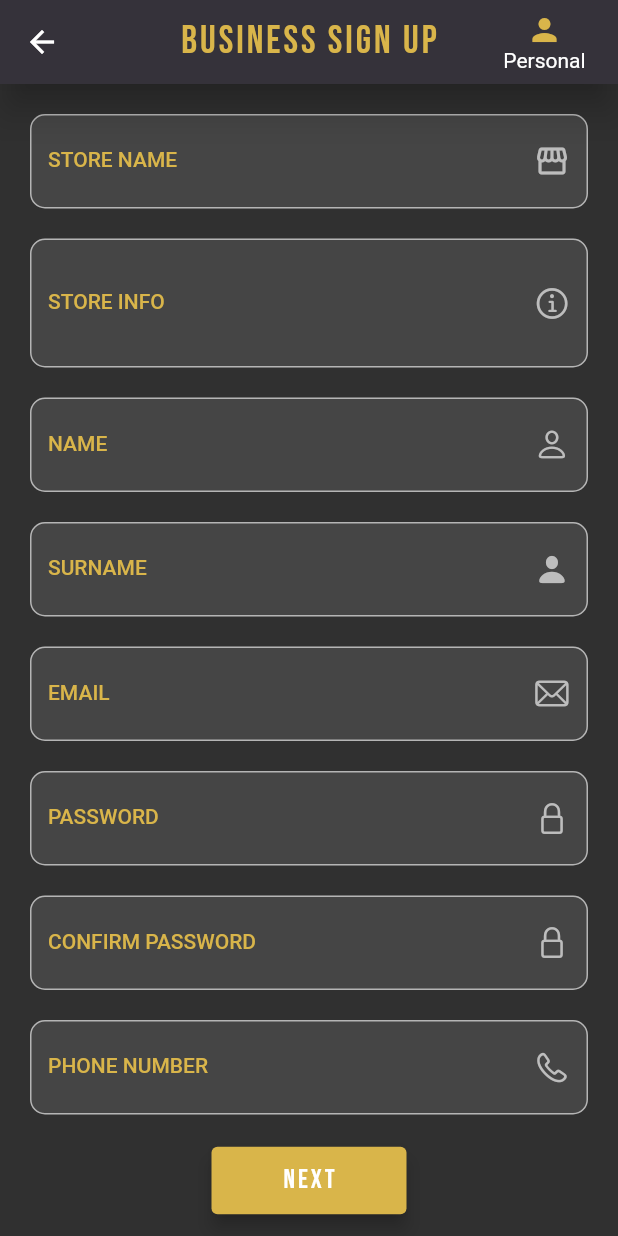
After one commit to Enstrurent/mobile-app, a Flutter app: the SignUpView screen opened by its route, after a tap on "CONFIRM", after a tap on "Business", on a phone screen of 412 x 824 dp. The commit adds this screen. Run offline on Flutter 3.47's test engine with Material 2 defaults, Android fonts, the phone set to English and light mode, and no system bars; our stand-ins replace dio, flutter_secure_storage, flutter_spinkit, get, get_storage; accounts and stored records are empty.

Commit message:
Sign up completed. Product view and drawer added.

```diff
--- a/lib/app.dart
+++ b/lib/app.dart
@@ -1,16 +1,33 @@
-import 'package:enstrurent/pages/home.dart';
+import 'package:enstrurent/config/themes.dart';
+import 'package:enstrurent/pages/client/home/home_view.dart';
+import 'package:enstrurent/pages/guest/home/home_view.dart';
+import 'package:enstrurent/pages/guest/home/home_bindings.dart';
+import 'package:enstrurent/pages/loading/loading_view.dart';
+import 'package:enstrurent/pages/login/login_view.dart';
+import 'package:enstrurent/config/ui_translations.dart';
+import 'package:enstrurent/pages/renter/home/home_view.dart';
+import 'package:enstrurent/pages/sign_up/sign_up_view.dart';
 import 'package:flutter/material.dart';
 import 'package:get/get.dart';
 
 class App extends StatelessWidget {
-  const App({Key key}) : super(key: key);
+  const App({Key? key}) : super(key: key);
 
   @override
   Widget build(BuildContext context) => GetMaterialApp(
+    themeMode: ThemeMode.dark,
+    darkTheme: Themes.darkTheme,
     debugShowCheckedModeBanner: false,
+    translations: UITranslations(),
+    locale: Get.deviceLocale,
     initialRoute: "/",
     getPages: [
-      GetPage(name: "/", page: () => Home())
+      GetPage(name: "/", page: () => LoadingView()),
+      GetPage(name: "/guest", page: () => GuestHome(), binding: HomeBinding()),
+      GetPage(name: "/login", page: () => LoginView()),
+      GetPage(name: "/sign_up", page: () => SignUpView()),
+      GetPage(name: "/renter", page: () => RenterHome()),
+      GetPage(name: "/client", page: () => ClientHome())
     ],
   );
 }
--- /dev/null
+++ b/lib/pages/client/home/home_view.dart
@@ -0,0 +1,34 @@
+import 'dart:developer';
+
+import 'package:enstrurent/services/secure_store.dart';
+import 'package:flutter/material.dart';
+import 'package:enstrurent/widgets/index.dart' as widgets;
+import 'package:get/get.dart';
+
+class ClientHome extends StatelessWidget {
+  SecureStore _store = SecureStore();
+
+  getValues() async {
+    var token = await _store.readValue("token");
+    var role = await _store.readValue("role");
+
+    log("log" + token + role);
+  }
+  @override
+  Widget build(BuildContext context) {
+    getValues();
+    return Container(
+      child: SafeArea(
+        child: Center(child: widgets.Button(
+          onClick: () {
+            SecureStore _store = SecureStore();
+            _store.resetAll();
+            Get.offAllNamed("/");
+          },
+          text: "sign_out".tr,
+          buttonColor: Get.theme.backgroundColor,
+        )),
+      ),
+    );
+  }
+}
--- a/lib/pages/home.dart
+++ /dev/null
@@ -1,8 +0,0 @@
-import 'package:flutter/material.dart';
-
-class Home extends StatelessWidget {
-  @override
-  Widget build(BuildContext context) {
-    return Container();
-  }
-}
--- /dev/null
+++ b/lib/pages/products/product_drawer.dart
@@ -0,0 +1,23 @@
+import 'package:enstrurent/pages/guest/drawer_card.dart';
+import 'package:flutter/material.dart';
+import 'package:get/get.dart';
+
+class ProductDrawer extends StatelessWidget {
+
+  @override
+  Widget build(BuildContext context) {
+    return Drawer(
+      child: Container(
+        color: Get.theme.backgroundColor,
+        child: SafeArea(
+          child: Column(
+              mainAxisAlignment: MainAxisAlignment.spaceBetween,
+              children: [
+                SizedBox(height: 10, width: 10),
+                GuestDrawerCard()
+              ]), // FIXME: login card to bottom
+        ),
+      ),
+    );
+  }
+}
--- /dev/null
+++ b/lib/pages/products/products_controller.dart
@@ -0,0 +1,5 @@
+import 'package:get/get.dart';
+
+class ProductController extends GetxController {
+
+}
--- /dev/null
+++ b/lib/pages/products/products_view.dart
@@ -0,0 +1,54 @@
+import 'dart:developer';
+
+import 'package:enstrurent/pages/products/product_drawer.dart';
+import 'package:enstrurent/widgets/index.dart' as widgets;
+import 'package:enstrurent/widgets/form_field.dart';
+import 'package:flutter/cupertino.dart';
+import "package:flutter/material.dart";
+import 'package:flutter_staggered_grid_view/flutter_staggered_grid_view.dart';
+import 'package:get/get.dart';
+
+class ProductsView extends StatelessWidget {
+  const ProductsView({Key? key}) : super(key: key);
+
+  @override
+  Widget build(BuildContext context) {
+    return Scaffold(
+      appBar: AppBar(
+        title: Text("products_title".tr,
+            style: Get.theme.appBarTheme.titleTextStyle),
+        centerTitle: true,
+        actions: [
+          IconButton(
+              icon: Icon(CupertinoIcons.gear_alt, color: Get.theme.canvasColor),
+              onPressed: () => Get.bottomSheet(appbarButtonContext()))
+        ],
+      ),
+      drawer: ProductDrawer(),
+      body: Container(),
+    );
+  }
+
+// https://source.unsplash.com/random
+  Widget buildProductCard() => Card();
+
+  Widget appbarButtonContext() => Wrap(
+        alignment: WrapAlignment.spaceAround,
+        direction: Axis.vertical,
+        runAlignment: WrapAlignment.center,
+        children: [
+          widgets.Button(
+            buttonColor: Colors.black26,
+            text: "change_lang".tr,
+            onClick: () {
+              Get.updateLocale(Get.locale.toString() == "en_US"
+                  ? Locale("tr", "TR")
+                  : Locale("en", "US"));
+              Get.back();
+            },
+          ),
+          Text("data"),
+          Text("data"),
+        ],
+      );
+}
--- /dev/null
+++ b/lib/pages/sign_up/sign_up_controller.dart
@@ -0,0 +1,212 @@
+import 'dart:convert';
+import 'dart:developer';
+
+import 'package:enstrurent/models/client.dart';
+import 'package:enstrurent/models/renter.dart';
+import 'package:enstrurent/services/auth.dart';
+import 'package:enstrurent/services/http_request.dart';
+import 'package:flutter/cupertino.dart';
+import 'package:flutter_spinkit/flutter_spinkit.dart';
+import 'package:get/get.dart';
+import 'package:flutter/material.dart';
+import 'package:enstrurent/widgets/index.dart' as widgets;
+import 'package:get/get_connect/http/src/status/http_status.dart';
+
+class SignUpController extends GetxController {
+  final focus = FocusNode();
+  var isClientSign = true.obs;
+  var _onWait = false.obs;
+  final formKey = GlobalKey<FormState>();
+  TextEditingController emailText = TextEditingController();
+  TextEditingController passwordText = TextEditingController();
+  TextEditingController passwordReText = TextEditingController();
+  TextEditingController nameText = TextEditingController();
+  TextEditingController surnameText = TextEditingController();
+  TextEditingController phoneNoText = TextEditingController();
+  TextEditingController storeNameText = TextEditingController();
+  TextEditingController storeInfoText = TextEditingController();
+
+  Widget switchFormButton() => Obx(
+        () => RawMaterialButton(
+          onPressed: () {
+            formKey.currentState!.reset();
+            isClientSign.value = !isClientSign.value;
+          },
+          padding: const EdgeInsets.only(top: 8.0, right: 10),
+          shape: CircleBorder(),
+          child: Column(children: [
+            Icon(
+                isClientSign.value
+                    ? Icons.store_mall_directory_rounded
+                    : Icons.person,
+                color: Get.theme.primaryColor),
+            Text(
+              isClientSign.value ? "business".tr : "personal".tr,
+            )
+          ]),
+        ),
+      );
+
+  List<Widget> commonFields() => [
+        widgets.FormField(
+          fieldLabel: "name".tr,
+          controller: nameText,
+          iconData: CupertinoIcons.person,
+          validatorFunc: (value) =>
+              value!.isEmpty ? "empty_value_err".tr : null,
+        ),
+        widgets.FormField(
+          fieldLabel: "surname".tr,
+          controller: surnameText,
+          iconData: CupertinoIcons.person_fill,
+          validatorFunc: (value) =>
+              value!.isEmpty ? "empty_value_err".tr : null,
+        ),
+        widgets.FormField(
+            hint: "email_hint".tr,
+            controller: emailText,
+            iconData: CupertinoIcons.mail,
+            textInputType: TextInputType.emailAddress,
+            fieldLabel: "email".tr,
+            validatorFunc: (email) {
+              String p =
+                  r'^(([^<>()[\]\\.,;:\s@\"]+(\.[^<>()[\]\\.,;:\s@\"]+)*)|(\".+\"))@((\[[0-9]{1,3}\.[0-9]{1,3}\.[0-9]{1,3}\.[0-9]{1,3}\])|(([a-zA-Z\-0-9]+\.)+[a-zA-Z]{2,}))$';
+              RegExp regExp = new RegExp(p);
+              if (!regExp.hasMatch(email!))
+                return "email_invalid".tr;
+              else
+                return null;
+            }),
+        widgets.FormField(
+            fieldLabel: "password".tr,
+            controller: passwordText,
+            iconData: CupertinoIcons.lock,
+            hint: "******",
+            hideText: true,
+            validatorFunc: (value) {
+              if (value!.isEmpty)
+                return "empty_password_err".tr;
+              else if (value.length < 6) return "valid_password_err".tr;
+              return null;
+            }),
+        widgets.FormField(
+            fieldLabel: "password_re".tr,
+            controller: passwordReText,
+            iconData: CupertinoIcons.lock,
+            hint: "******",
+            hideText: true,
+            validatorFunc: (value) {
+              if (value!.isEmpty)
+                return "empty_password_err".tr;
+              else if (value.length < 6)
+                return "valid_password_err".tr;
+              else if (value != passwordText.text)
+                return "unmatched_password_err".tr;
+              return null;
+            }),
+        widgets.FormField(
+          fieldLabel: "phone_number".tr,
+          controller: phoneNoText,
+          iconData: CupertinoIcons.phone,
+          hint: "+905121231231",
+          textInputType: TextInputType.phone,
+          validatorFunc: (value) =>
+              value!.isEmpty ? "empty_value_err".tr : null,
+        ),
+        Obx(
+          () => Column(
+            children: [
+              Visibility(
+                visible: !_onWait.value,
+                child: widgets.Button(
+                  buttonColor: Get.theme.primaryColor,
+                  text: isClientSign.value ? "confirm".tr : "next".tr,
+                  onClick: submitButton,
+                ),
+              ),
+              Visibility(
+                  visible: _onWait.value,
+                  child: SpinKitCircle(color: Get.theme.primaryColor, size: 30))
+            ],
+          ),
+        ),
+      ];
+
+  List<Widget> renterFields() => [
+        widgets.FormField(
+          controller: storeNameText,
+          iconData: Icons.storefront,
+          fieldLabel: "store_name".tr,
+        ),
+        Padding(
+          padding: EdgeInsets.fromLTRB(20, 0, 20, 20),
+          child: TextFormField(
+            validator: (value) => value!.isEmpty ? "empty_value_err".tr : null,
+            controller: storeInfoText,
+            cursorColor: Get.theme.primaryColor,
+            style: Get.textTheme.headline6,
+            maxLines: 2,
+            decoration: InputDecoration(
+              labelText: "store_info".tr,
+              labelStyle: Get.textTheme.bodyText1!
+                  .copyWith(color: Get.theme.primaryColor),
+              border:
+                  OutlineInputBorder(borderRadius: BorderRadius.circular(10)),
+              filled: true,
+              suffixIcon:
+                  Icon(CupertinoIcons.info, color: Colors.grey.shade400),
+            ),
+          ),
+        )
+      ];
+
+  List<Widget> withRenterFields() => renterFields() + commonFields();
+
+  void submitButton() async {
+    if (formKey.currentState!.validate()) {
+      _onWait.value = true;
+      var jsonObj = createJson();
+      log(jsonObj.toString(), name: "jsonObj");
+      HttpRequest requestSender = HttpRequest();
+      var response = await requestSender.send("auth/sign_up", Request.POST,
+          body: jsonObj, sendToken: false);
+      _onWait.value = false;
+      log("code: ${response.statusCode} body: ${response.body}", name: "Status code");
+      if (response.statusCode == HttpStatus.conflict)
+        widgets.getSnackBar("error".tr, "already_signed_in_err".tr);
+      else if (response.statusCode == HttpStatus.ok) {
+        Map decodedBody = json.decode(response.body);
+        if (Auth.saveAuthToLocal(decodedBody)) {
+          Get.offAllNamed("/${decodedBody['role']}");
+        } else {
+          widgets.getSnackBar("error".tr, "went_wrong".tr);
+          log("Error on sign up controller, after saveAuthToLocal!");
+        }
+      } else
+        widgets.getSnackBar("error".tr, "went_wrong".tr);
+    }
+  }
+
+  String createJson() {
+    Map<String, dynamic> json;
+    if (isClientSign.value)
+      json = Client(
+              name: nameText.text,
+              surname: surnameText.text,
+              email: emailText.text,
+              phone_number: phoneNoText.text)
+          .toJson();
+    else
+      json = Renter(
+              store_name: storeNameText.text,
+              name: nameText.text,
+              phone_number: phoneNoText.text,
+              store_info: storeInfoText.text,
+              surname: surnameText.text,
+              email: emailText.text)
+          .toJson();
+
+    json["password"] = passwordText.text;
+    return jsonEncode(json);
+  }
+}
--- /dev/null
+++ b/lib/pages/sign_up/sign_up_view.dart
@@ -0,0 +1,38 @@
+import 'package:enstrurent/pages/sign_up/sign_up_controller.dart';
+import 'package:flutter/material.dart';
+import 'package:get/get.dart';
+
+class SignUpView extends StatelessWidget {
+  final SignUpController _controller = Get.put(SignUpController());
+
+  @override
+  Widget build(BuildContext context) {
+    return Scaffold(
+      appBar: AppBar(
+        centerTitle: true,
+        title: Obx(() => Text(
+            _controller.isClientSign.value
+                ? "client_sign_up".tr
+                : "renter_sign_up".tr,
+            style: Get.theme.appBarTheme.titleTextStyle!.copyWith(fontSize: 26))),
+        backgroundColor: Get.theme.backgroundColor,
+        actions: [_controller.switchFormButton()],
+      ),
+      body: SingleChildScrollView(
+        child: Container(
+          padding: EdgeInsets.only(top:20),
+          child: Obx(
+            () => Form(
+              key: _controller.formKey,
+              child: Column(
+                children: _controller.isClientSign.value
+                    ? _controller.commonFields()
+                    : _controller.withRenterFields(),
+              ),
+            ),
+          ),
+        ),
+      ),
+    );
+  }
+}
```
Also changed, not shown: 1 other file.
